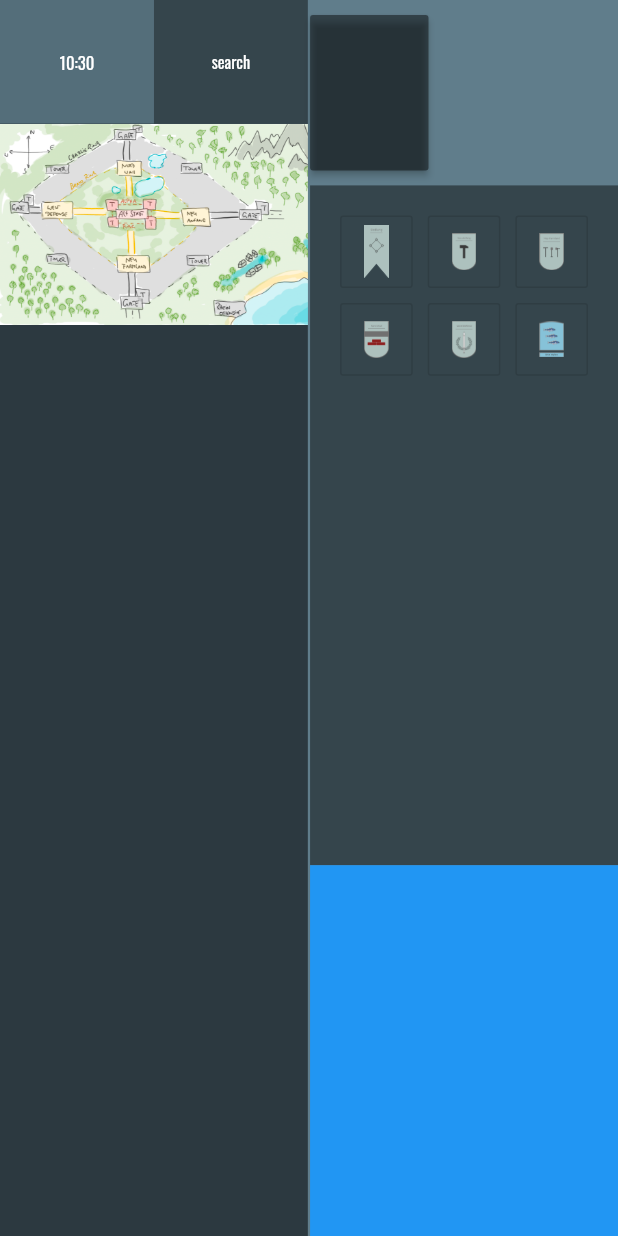
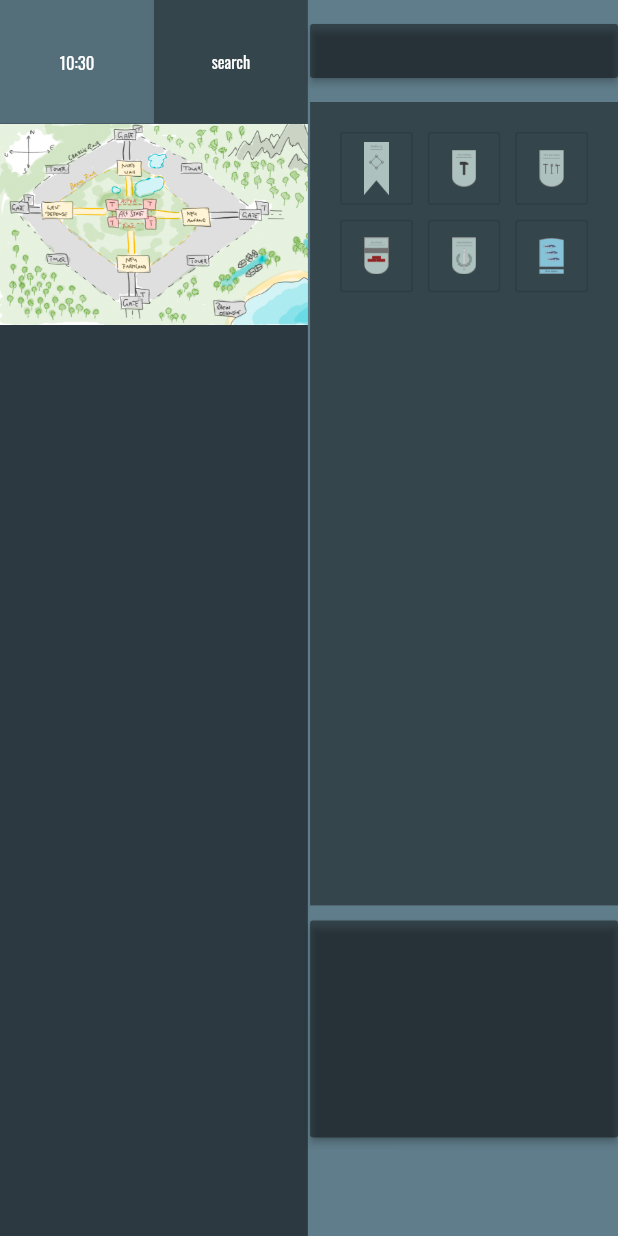
Before and after one commit to SeemannMx/pandp, a Flutter app: the screen it shows after launch, on a phone screen of 412 x 824 dp. Run offline on Flutter 3.47's test engine with Material 2 defaults, Android fonts, the phone set to English and light mode, and no system bars; our stand-ins replace flutter_markdown, google_fonts.

Commit message:
added personas material button

```diff
--- a/lib/home.dart
+++ b/lib/home.dart
@@ -1,12 +1,9 @@
 import 'package:flutter/material.dart';
 import 'package:flutter/widgets.dart';
-import 'package:google_fonts/google_fonts.dart';
 import 'package:pandp/provider/provider_widget.dart';
 import 'package:pandp/provider/provider_window.dart';
 import 'package:pandp/widgets/chart.dart';
 import 'package:pandp/widgets/control.dart';
-import 'package:pandp/widgets/story.dart';
-import 'package:pandp/widgets/story_info.dart';
 import 'package:provider/provider.dart';
 import 'dart:developer' as dev;
 
--- a/lib/widgets/location_grid.dart
+++ b/lib/widgets/location_grid.dart
@@ -17,7 +17,7 @@ class LocationsGrid extends StatelessWidget {
         children: [
           OutlineButton(
             child: Provider.of<CustomImageProvider>(context).locations[0],
-            hoverColor: Colors.teal[600],
+            hoverColor: Colors.teal,
             onPressed: () {
               Provider.of<WidgetProvider>(context, listen: false).show(DISPLAY.SIEDLUNG);
             }
@@ -25,7 +25,7 @@ class LocationsGrid extends StatelessWidget {
 
           OutlineButton(
               child: Provider.of<CustomImageProvider>(context).locations[1],
-              hoverColor: Colors.teal[600],
+              hoverColor: Colors.teal,
               onPressed: () {
                 Provider.of<WidgetProvider>(context, listen: false).show(DISPLAY.NEU_ANFANG);
               }
@@ -33,7 +33,7 @@ class LocationsGrid extends StatelessWidget {
 
           OutlineButton(
               child: Provider.of<CustomImageProvider>(context).locations[2],
-              hoverColor: Colors.teal[600],
+              hoverColor: Colors.teal,
               onPressed: () {
                 Provider.of<WidgetProvider>(context, listen: false).show(DISPLAY.NEU_FARMLAND);
               }
@@ -41,7 +41,7 @@ class LocationsGrid extends StatelessWidget {
 
           OutlineButton(
               child: Provider.of<CustomImageProvider>(context).locations[3],
-              hoverColor: Colors.teal[600],
+              hoverColor: Colors.teal,
               onPressed: () {
                 Provider.of<WidgetProvider>(context, listen: false).show(DISPLAY.NORD_WALL);
               }
@@ -49,7 +49,7 @@ class LocationsGrid extends StatelessWidget {
 
           OutlineButton(
               child: Provider.of<CustomImageProvider>(context).locations[4],
-              hoverColor: Colors.teal[600],
+              hoverColor: Colors.teal,
               onPressed: () {
                 Provider.of<WidgetProvider>(context, listen: false).show(DISPLAY.WEST_DEFENSE);
               }
@@ -57,7 +57,7 @@ class LocationsGrid extends StatelessWidget {
 
           OutlineButton(
               child: Provider.of<CustomImageProvider>(context).locations[5],
-              hoverColor: Colors.teal[600],
+              hoverColor: Colors.teal,
               onPressed: () {
                 Provider.of<WidgetProvider>(context, listen: false).show(DISPLAY.RHIN_HAFEN);
               }
--- a/lib/widgets/story_info.dart
+++ b/lib/widgets/story_info.dart
@@ -2,7 +2,6 @@ import 'package:flutter/material.dart';
 import 'package:flutter/widgets.dart';
 import 'package:google_fonts/google_fonts.dart';
 import 'package:pandp/provider/provider_widget.dart';
-import 'package:pandp/widgets/story_description.dart';
 import 'package:provider/provider.dart';
 
 class StoryInfo extends StatelessWidget {
@@ -10,16 +9,12 @@ class StoryInfo extends StatelessWidget {
   Widget build(BuildContext context) {
 
     return Consumer<WidgetProvider>(builder: (context, widgetProvider, child) {
-      return Row(
-        children: [
-          Flexible(
-            flex: 40,
-            fit: FlexFit.tight,
-            child: Container(
-              height: double.maxFinite,
+      return Container(
+        width: double.maxFinite,
         padding: EdgeInsets.symmetric(vertical: 10),
         child: MaterialButton(
           color: Colors.black45,
+          hoverColor: Colors.teal,
           child: FittedBox(
               fit: BoxFit.fill,
               child: Text('Story',
@@ -32,18 +27,6 @@ class StoryInfo extends StatelessWidget {
             widgetProvider.show(DISPLAY.STORY);
           },
         ),
-            ),
-          ),
-          Flexible(flex: 2, child: Container(),),
-          Flexible(
-            flex: 60,
-            child: Container(
-              // color: Colors.yellow,
-              child: StoryDescription(),
-            ),
-          ),
-          Flexible(flex: 2, child: Container(),),
-        ],
       );
     });
   }
--- a/lib/widgets/story_menu.dart
+++ b/lib/widgets/story_menu.dart
@@ -1,5 +1,6 @@
 import 'package:flutter/material.dart';
 import 'package:flutter/widgets.dart';
+import 'package:google_fonts/google_fonts.dart';
 import 'package:pandp/provider/provider_image.dart';
 import 'package:pandp/widgets/location_grid.dart';
 import 'package:pandp/widgets/story_info.dart';
@@ -16,17 +17,36 @@ class StoryMenu extends StatelessWidget {
             child: StoryInfo(),
           ),
         ),
+
         Flexible(
-          flex: 55,
+          flex: 65,
           child: Container(
             color: Colors.black45,
             child: LocationsGrid(),
           ),
         ),
+
         Flexible(
-          flex: 30,
+          flex: 20,
+          fit: FlexFit.tight,
           child: Container(
-            color: Colors.blue,
+            width: double.maxFinite,
+            padding: EdgeInsets.symmetric(vertical: 10),
+            child: MaterialButton(
+              color: Colors.black45,
+              hoverColor: Colors.teal,
+              child: FittedBox(
+                  fit: BoxFit.fitWidth,
+                  child: Text('Personas',
+                      style: GoogleFonts.abel(
+                          color: Colors.white,
+                          fontSize: double.maxFinite
+                      )
+                  )),
+              onPressed: () {
+                // widgetProvider.show(DISPLAY.STORY);
+              },
+            ),
           ),
         ),
       ],
```
Lines whose indentation alone changed are shown as unchanged.
